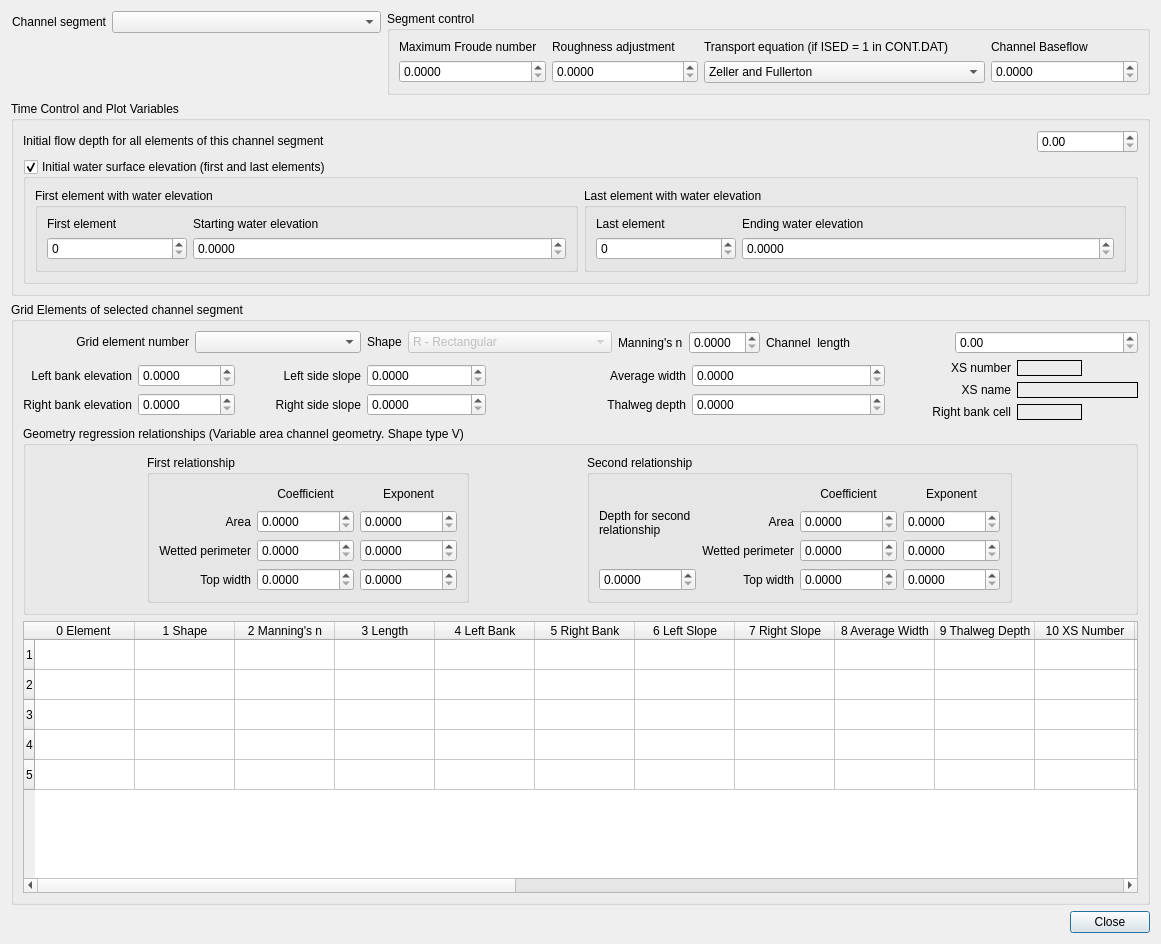
Old version of the form flo2d/ui/channel_geometry.ui in the repository FLO-2DSoftware/qgis-flo-2d-plugin.
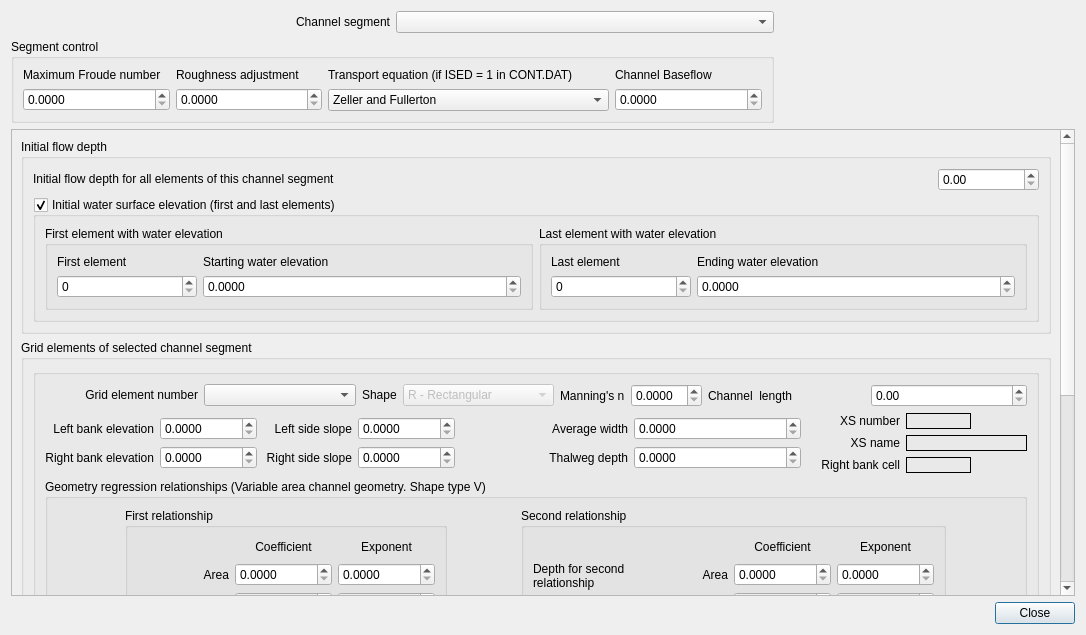
New version of the form. Custom widgets are drawn as their Qt base class.

Commit message: Make collapsible the group boxes in Schematic Channel Geometry

What changed in the file:
```diff
--- a/flo2d/ui/channel_geometry.ui
+++ b/flo2d/ui/channel_geometry.ui
@@ -6,8 +6,8 @@
    <rect>
     <x>0</x>
     <y>0</y>
-    <width>1161</width>
-    <height>944</height>
+    <width>1086</width>
+    <height>635</height>
    </rect>
   </property>
   <property name="sizePolicy">
@@ -19,8 +19,12 @@
   <property name="windowTitle">
    <string>Schematic Channel Segments</string>
   </property>
-  <layout class="QGridLayout" name="gridLayout_9">
+  <layout class="QGridLayout" name="gridLayout_17">
    <item row="0" column="0">
+    <layout class="QVBoxLayout" name="verticalLayout_5">
+     <item>
+      <layout class="QHBoxLayout" name="horizontalLayout">
+       <item>
     <widget class="QLabel" name="label">
      <property name="text">
       <string>Channel segment</string>
@@ -30,10 +34,12 @@
      </property>
     </widget>
    </item>
-   <item row="0" column="1">
+       <item>
     <widget class="QComboBox" name="channel_segment_cbo"/>
    </item>
-   <item row="0" column="2" rowspan="2">
+      </layout>
+     </item>
+     <item>
     <widget class="QGroupBox" name="segment_control_grp">
      <property name="sizePolicy">
       <sizepolicy hsizetype="Preferred" vsizetype="Preferred">
@@ -304,23 +310,35 @@
      </layout>
     </widget>
    </item>
-   <item row="1" column="1">
-    <spacer name="horizontalSpacer_3">
-     <property name="orientation">
-      <enum>Qt::Horizontal</enum>
-     </property>
-     <property name="sizeHint" stdset="0">
-      <size>
-       <width>211</width>
-       <height>17</height>
-      </size>
-     </property>
-    </spacer>
+    </layout>
    </item>
-   <item row="2" column="0" colspan="3">
-    <widget class="QgsCollapsibleGroupBox" name="timeAndPlotGroupBox">
+   <item row="1" column="0" colspan="2">
+    <widget class="QScrollArea" name="scrollArea">
+     <property name="verticalScrollBarPolicy">
+      <enum>Qt::ScrollBarAsNeeded</enum>
+     </property>
+     <property name="horizontalScrollBarPolicy">
+      <enum>Qt::ScrollBarAsNeeded</enum>
+     </property>
+     <property name="widgetResizable">
+      <bool>true</bool>
+     </property>
+     <widget class="QWidget" name="scrollAreaWidgetContents">
+      <property name="geometry">
+       <rect>
+        <x>0</x>
+        <y>0</y>
+        <width>1032</width>
+        <height>938</height>
+       </rect>
+      </property>
+      <layout class="QGridLayout" name="gridLayout_26">
+       <item row="0" column="0">
+        <layout class="QGridLayout" name="gridLayout_12">
+         <item row="0" column="0">
+          <widget class="QgsCollapsibleGroupBox" name="initialFlowDepthtGroupBox">
      <property name="title">
-      <string>Time Control and Plot Variables</string>
+            <string>Initial flow depth</string>
      </property>
      <property name="collapsed" stdset="0">
       <bool>true</bool>
@@ -599,7 +617,19 @@
      </layout>
     </widget>
    </item>
-   <item row="3" column="0" colspan="3">
+         <item row="1" column="0">
+          <widget class="QgsCollapsibleGroupBox" name="gridElementsGroupBox">
+           <property name="title">
+            <string>Grid elements of selected channel segment</string>
+           </property>
+           <property name="collapsed" stdset="0">
+            <bool>true</bool>
+           </property>
+           <property name="saveCollapsedState" stdset="0">
+            <bool>false</bool>
+           </property>
+           <layout class="QGridLayout" name="gridLayout_9">
+            <item row="0" column="0">
     <widget class="QGroupBox" name="grid_element_grp">
      <property name="sizePolicy">
       <sizepolicy hsizetype="Preferred" vsizetype="Preferred">
@@ -614,7 +644,7 @@
       </size>
      </property>
      <property name="title">
-      <string>Grid Elements of selected channel segment</string>
+               <string/>
      </property>
      <layout class="QGridLayout" name="gridLayout_22">
       <item row="0" column="0" colspan="2">
@@ -1509,7 +1539,29 @@
      </layout>
     </widget>
    </item>
-   <item row="4" column="2">
+           </layout>
+          </widget>
+         </item>
+        </layout>
+       </item>
+       <item row="1" column="0">
+        <spacer name="verticalSpacer">
+         <property name="orientation">
+          <enum>Qt::Vertical</enum>
+         </property>
+         <property name="sizeHint" stdset="0">
+          <size>
+           <width>20</width>
+           <height>40</height>
+          </size>
+         </property>
+        </spacer>
+       </item>
+      </layout>
+     </widget>
+    </widget>
+   </item>
+   <item row="2" column="1">
     <widget class="QDialogButtonBox" name="buttonBox">
      <property name="orientation">
       <enum>Qt::Horizontal</enum>
```
Lines whose indentation alone changed are shown as unchanged.
